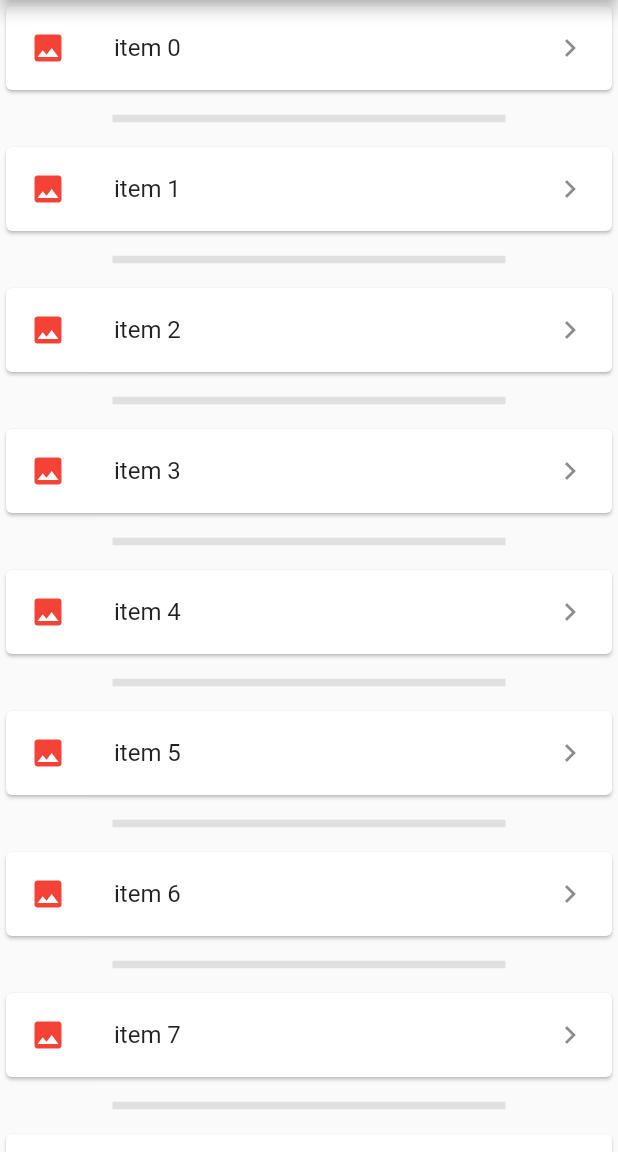
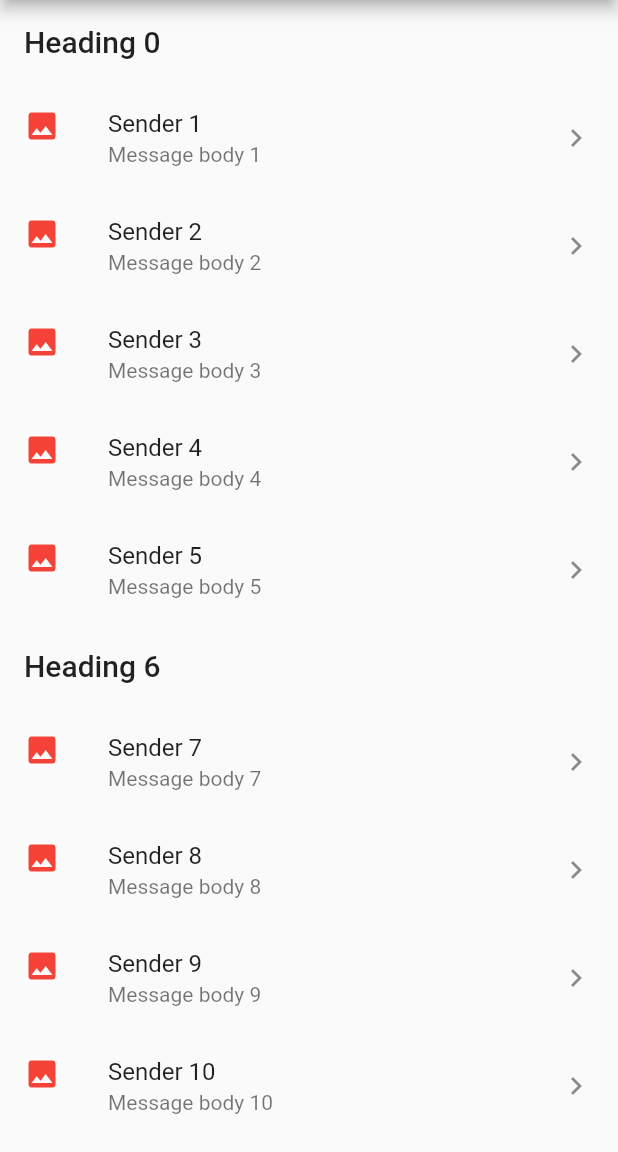
Before and after one commit to YanaLugina/app_list_view, a Flutter app: the screen it shows after launch, on a phone screen of 412 x 824 dp, the part 84-1236 px from its top. Run offline on Flutter 3.47's test engine with Material 2 defaults, Android fonts, the phone set to English and light mode, and no system bars.

Commit message:
vertical: created dynamic ListView by condition

```diff
--- a/lib/main.dart
+++ b/lib/main.dart
@@ -80,7 +80,7 @@ class MyListView extends StatelessWidget {
   );
 }*/
 
-Widget _myListView() {
+/*Widget _myListView() {
   final List<String> items = List<String>.generate(10000, (i) => 'item $i');
 
   return ListView.separated(
@@ -108,4 +108,50 @@ Widget _myListView() {
       ),
     ),
   );
+}*/
+
+abstract class ListItem {}
+
+class HeadingItem implements ListItem {
+  final String heading;
+
+  HeadingItem(this.heading);
 }
+
+class MessageItem implements ListItem {
+  final String sender;
+  final String body;
+
+  MessageItem(this.sender, this.body);
+}
+
+Widget _myListView() {
+  final List<ListItem> items = List<ListItem>.generate(
+      10000,
+          (i) => i % 6 == 0
+              ? HeadingItem('Heading $i')
+              : MessageItem('Sender $i', 'Message body $i')
+  );
+
+  return ListView.builder(
+    itemCount: items.length,
+    padding: EdgeInsets.all(0),
+    itemBuilder: (context, index) {
+      final item = items[index];
+      if(item is HeadingItem) {
+        return ListTile(
+          title: Text(item.heading, style: Theme.of(context).textTheme.headline6)
+        );
+      } else if(item is MessageItem) {
+        return ListTile(
+          title: Text(item.sender),
+          subtitle: Text(item.body),
+          leading: Icon(Icons.insert_photo, color: Colors.red),
+          trailing: Icon(Icons.keyboard_arrow_right),
+        );
+      } else {
+        return null;
+      }
+    },
+  );
+}
```
